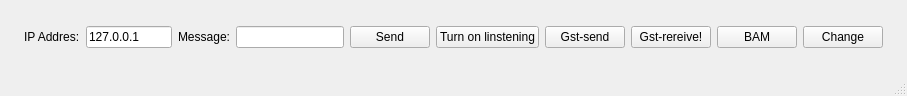
First picture: the form in Lab2/mainwindow.ui, repository fredriklind/M7017E-Lab2, before the edit.
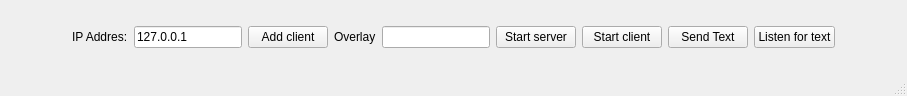
Second picture: the form after the edit.

Commit message: Added class VideoServer. Now testing sending of arrays

```diff
--- a/Lab2/mainwindow.ui
+++ b/Lab2/mainwindow.ui
@@ -74,10 +74,17 @@
         </property>
        </widget>
       </item>
+      <item>
+       <widget class="QPushButton" name="pushButton_2">
+        <property name="text">
+         <string>Add client</string>
+        </property>
+       </widget>
+      </item>
       <item>
        <widget class="QLabel" name="label_2">
         <property name="text">
-         <string>Message:</string>
+         <string>Overlay</string>
         </property>
        </widget>
       </item>
@@ -91,45 +98,31 @@
         </property>
        </widget>
       </item>
+      <item>
+       <widget class="QPushButton" name="pushButton">
+        <property name="text">
+         <string>Start server</string>
+        </property>
+       </widget>
+      </item>
+      <item>
+       <widget class="QPushButton" name="gst2">
+        <property name="text">
+         <string>Start client</string>
+        </property>
+       </widget>
+      </item>
       <item>
        <widget class="QPushButton" name="sendButton">
         <property name="text">
-         <string>Send</string>
+         <string>Send Text</string>
         </property>
        </widget>
       </item>
       <item>
        <widget class="QPushButton" name="listenButton">
         <property name="text">
-         <string>Turn on linstening</string>
-        </property>
-       </widget>
-      </item>
-      <item>
-       <widget class="QPushButton" name="gst1">
-        <property name="text">
-         <string>Gst-send</string>
-        </property>
-       </widget>
-      </item>
-      <item>
-       <widget class="QPushButton" name="gst2">
-        <property name="text">
-         <string>Gst-rereive!</string>
-        </property>
-       </widget>
-      </item>
-      <item>
-       <widget class="QPushButton" name="pushButton">
-        <property name="text">
-         <string>BAM</string>
-        </property>
-       </widget>
-      </item>
-      <item>
-       <widget class="QPushButton" name="change_overlay">
-        <property name="text">
-         <string>Change</string>
+         <string>Listen for text</string>
         </property>
        </widget>
       </item>
```
The commit also changes 11 other files.
